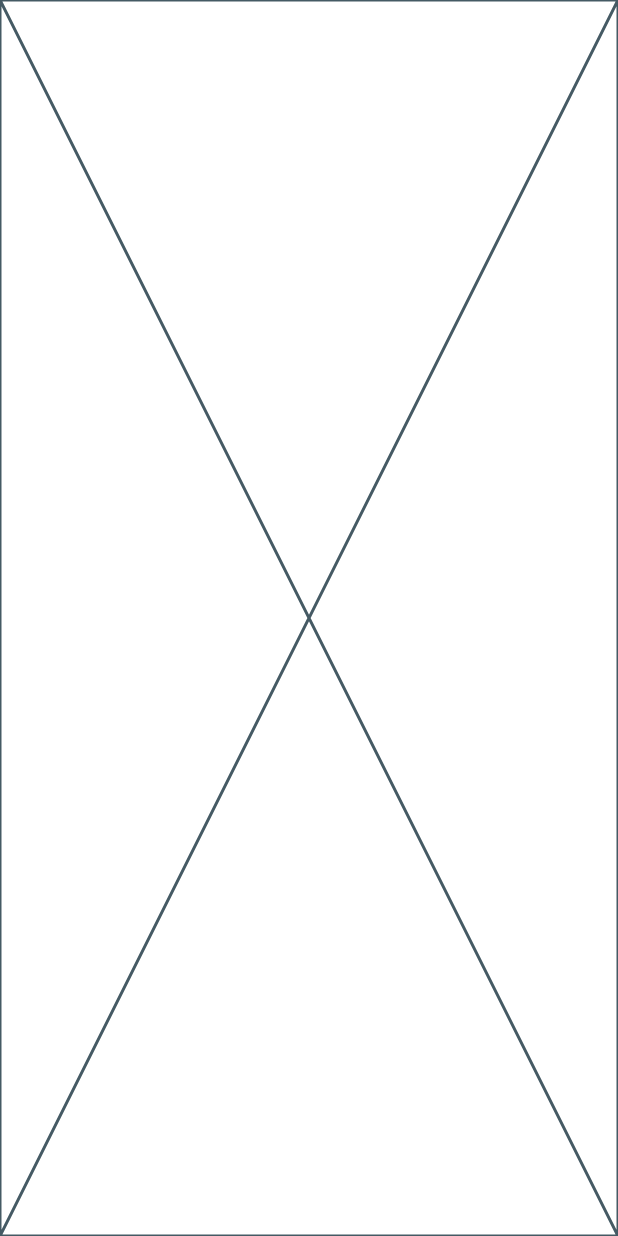
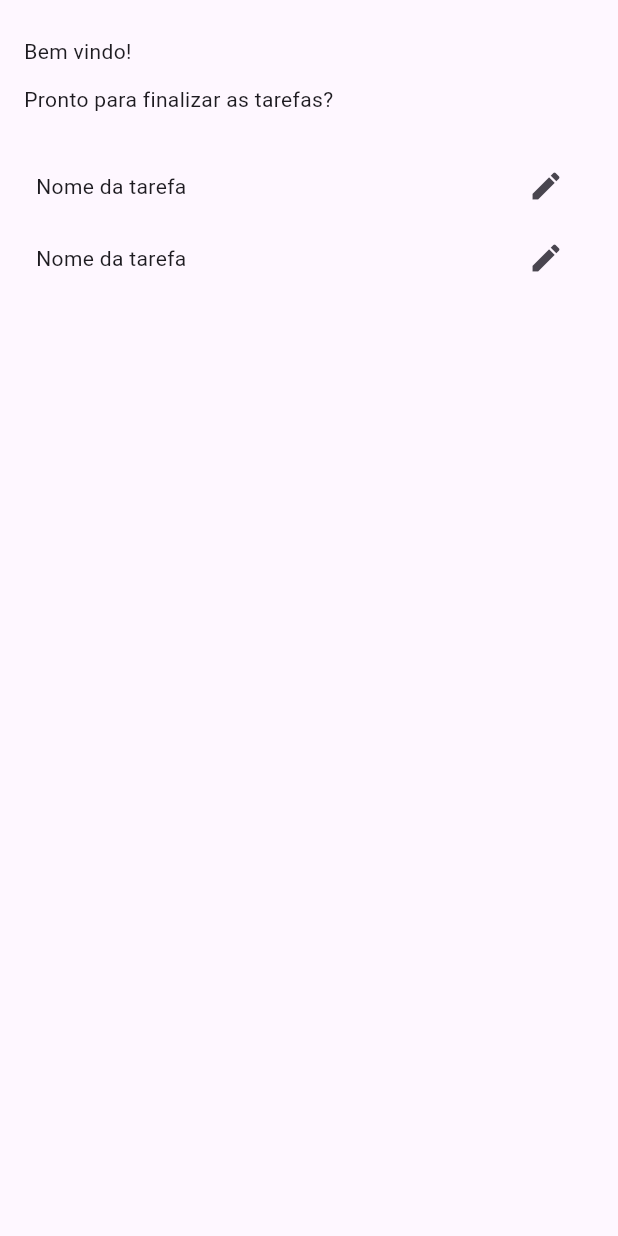
Before and after one commit to GabrielFVDev/smart-todo, a Flutter app: the screen it shows after launch, on a phone screen of 412 x 824 dp. Run offline on Flutter 3.47's test engine with Material 3 defaults, Android fonts, the phone set to English and light mode, and no system bars.

Commit message:
feat: add models for Category and Task, update home view layout, and configure analysis options

```diff
--- a/lib/main.dart
+++ b/lib/main.dart
@@ -10,6 +10,8 @@ class MyApp extends StatelessWidget {
 
   @override
   Widget build(BuildContext context) {
-    return MaterialApp(home: const HomeView());
+    return MaterialApp(
+      home: const HomeView(),
+    );
   }
 }
--- a/lib/views/home_view.dart
+++ b/lib/views/home_view.dart
@@ -5,6 +5,49 @@ class HomeView extends StatelessWidget {
 
   @override
   Widget build(BuildContext context) {
-    return const Placeholder();
+    return Scaffold(
+      body: Padding(
+        padding: const EdgeInsets.symmetric(
+          horizontal: 16.0,
+          vertical: 24.0,
+        ),
+        child: Column(
+          crossAxisAlignment: CrossAxisAlignment.start,
+          children: [
+            Text('Bem vindo!'),
+            SizedBox(height: 12),
+            Text('Pronto para finalizar as tarefas?'),
+            SizedBox(height: 24),
+            Expanded(
+              child: ListView(
+                padding: EdgeInsets.symmetric(horizontal: 8.0),
+                children: [
+                  Row(
+                    mainAxisAlignment: MainAxisAlignment.spaceBetween,
+                    children: [
+                      const Text('Nome da tarefa'),
+                      IconButton(
+                        onPressed: () {},
+                        icon: const Icon(Icons.edit),
+                      ),
+                    ],
+                  ),
+                  Row(
+                    mainAxisAlignment: MainAxisAlignment.spaceBetween,
+                    children: [
+                      const Text('Nome da tarefa'),
+                      IconButton(
+                        onPressed: () {},
+                        icon: const Icon(Icons.edit),
+                      ),
+                    ],
+                  ),
+                ],
+              ),
+            ),
+          ],
+        ),
+      ),
+    );
   }
 }
--- a/pubspec.yaml
+++ b/pubspec.yaml
@@ -34,6 +34,7 @@ dependencies:
   # The following adds the Cupertino Icons font to your application.
   # Use with the CupertinoIcons class for iOS style icons.
   cupertino_icons: ^1.0.8
+  shared_preferences: ^2.5.3
 
 dev_dependencies:
   flutter_test:
```
Also changed, not shown: analysis_options.yaml (+5 -12 lines), lib/model/category_model.dart (added, +9 -0 lines), lib/model/task_model.dart (+15 -0 lines), lib/controller/task_controller.dart (line endings or trailing spaces), lib/views/add_task_view.dart (line endings or trailing spaces), pubspec.lock.
